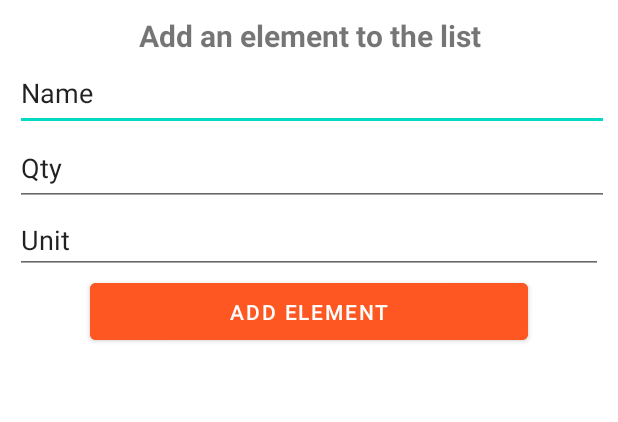
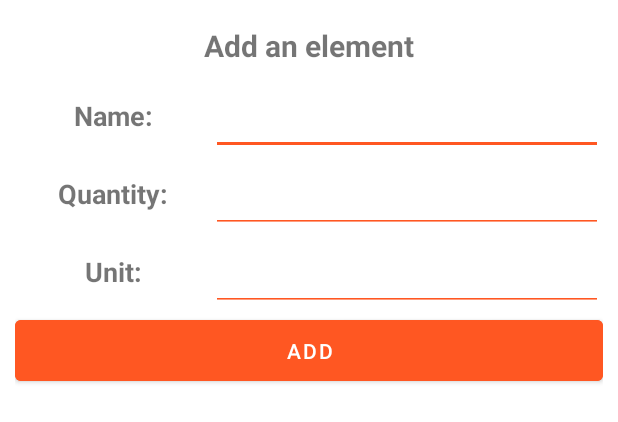
Before and after one commit to dalmagathe/RecipeFoodsList, an Android app: the layout popup_add_element.xml on its own in the app's theme, with its tools: preview values and no code run, on a phone screen of 412 x 824 dp. Shown: the top 422 px of the screen. Run offline under Robolectric (Android 15) with nearby library versions, the phone set to English and light mode, and no system bars.

Commit message:
Design popup add element

```diff
--- a/app/src/main/res/layout/popup_add_element.xml
+++ b/app/src/main/res/layout/popup_add_element.xml
@@ -3,50 +3,113 @@
     xmlns:app="http://schemas.android.com/apk/res-auto"
     xmlns:tools="http://schemas.android.com/tools"
     android:layout_width="match_parent"
-    android:layout_height="wrap_content"
+    android:layout_height="250dp"
     android:layout_margin="10dp"
     android:orientation="vertical">
 
     <TextView
         android:id="@+id/textView9"
         android:layout_width="match_parent"
-        android:layout_height="wrap_content"
-        android:text="Add an element to the list"
+        android:layout_height="0dp"
+        android:layout_weight="1"
+        android:gravity="center"
+        android:text="Add an element"
         android:textSize="20sp"
-        android:textStyle="bold"
-        android:gravity="center"/>
+        android:textStyle="bold" />
+
+    <LinearLayout
+        android:layout_width="match_parent"
+        android:layout_height="0dp"
+        android:layout_weight="5"
+        android:orientation="vertical">
+
+        <LinearLayout
+            android:layout_width="match_parent"
+            android:layout_height="0dp"
+            android:layout_weight="1"
+            android:orientation="horizontal">
+
+            <TextView
+                android:id="@+id/textView4"
+                android:layout_width="0dp"
+                android:layout_height="match_parent"
+                android:layout_weight="1"
+                android:gravity="center"
+                android:text="Name:"
+                android:textSize="18sp"
+                android:textStyle="bold" />
 
             <EditText
                 android:id="@+id/elementName2"
-        android:layout_width="400dp"
-        android:layout_height="50dp"
+                android:layout_width="0dp"
+                android:layout_height="match_parent"
+                android:layout_weight="2"
+                android:backgroundTint="#FFFF5722"
                 android:ems="10"
-        android:inputType="textPersonName"
-        android:text="Name" />
+                android:inputType="textCapSentences" />
+
+        </LinearLayout>
+
+        <LinearLayout
+            android:layout_width="match_parent"
+            android:layout_height="0dp"
+            android:layout_weight="1"
+            android:orientation="horizontal">
+
+            <TextView
+                android:id="@+id/textView10"
+                android:layout_width="0dp"
+                android:layout_height="match_parent"
+                android:layout_weight="1"
+                android:gravity="center"
+                android:text="Quantity:"
+                android:textSize="18sp"
+                android:textStyle="bold" />
 
             <EditText
                 android:id="@+id/elementQty2"
-        android:layout_width="400dp"
-        android:layout_height="50dp"
+                android:layout_width="0dp"
+                android:layout_height="match_parent"
+                android:layout_weight="2"
+                android:backgroundTint="#FFFF5722"
                 android:ems="10"
-        android:inputType="textPersonName"
-        android:text="Qty" />
+                android:inputType="number" />
+        </LinearLayout>
+
+        <LinearLayout
+            android:layout_width="match_parent"
+            android:layout_height="0dp"
+            android:layout_weight="1"
+            android:orientation="horizontal">
+
+            <TextView
+                android:id="@+id/textView11"
+                android:layout_width="0dp"
+                android:layout_height="match_parent"
+                android:layout_weight="1"
+                android:gravity="center"
+                android:text="Unit:"
+                android:textSize="18sp"
+                android:textStyle="bold" />
 
             <EditText
                 android:id="@+id/elementUnit2"
-        android:layout_width="match_parent"
-        android:layout_height="wrap_content"
+                android:layout_width="0dp"
+                android:layout_height="match_parent"
+                android:layout_weight="2"
+                android:backgroundTint="#FFFF5722"
                 android:ems="10"
-        android:inputType="textPersonName"
-        android:text="Unit" />
+                android:inputType="textPersonName" />
+        </LinearLayout>
 
         <Button
             android:id="@+id/btnAddElement"
             android:layout_width="match_parent"
-        android:layout_height="50dp"
-        android:layout_marginLeft="50dp"
-        android:layout_marginRight="50dp"
+            android:layout_height="0dp"
+            android:layout_weight="1"
             android:backgroundTint="#FF5722"
-        android:text="Add element" />
+            android:text="ADD" />
 
     </LinearLayout>
+
+</LinearLayout>
```
Lines whose indentation alone changed are shown as unchanged.
